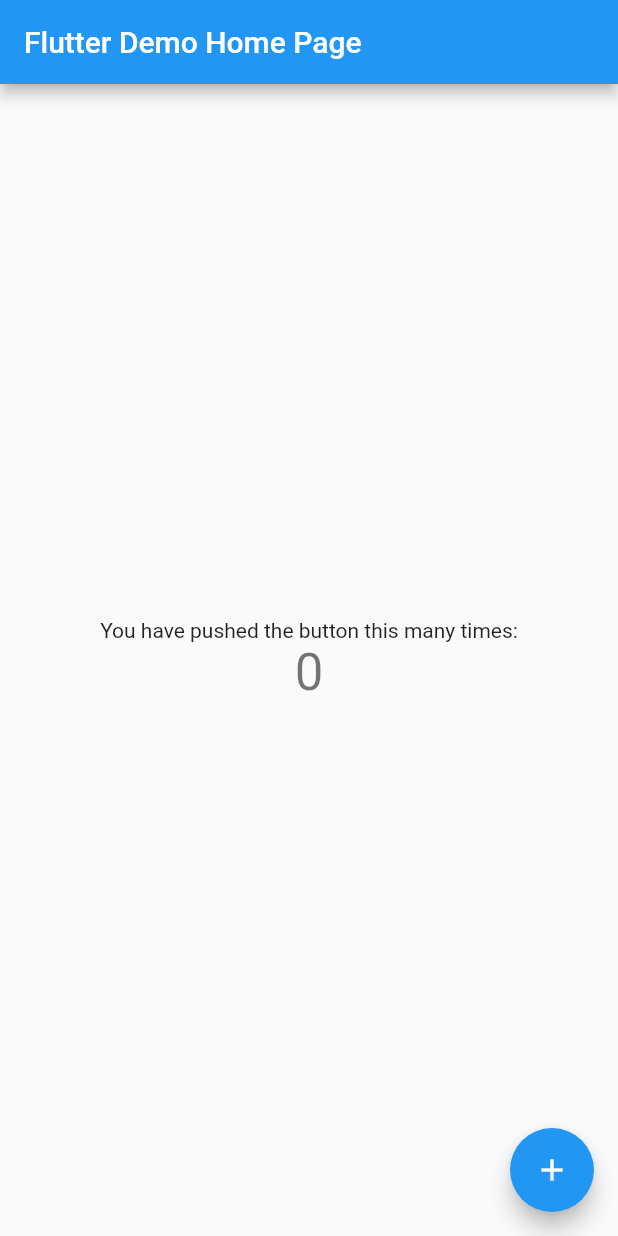
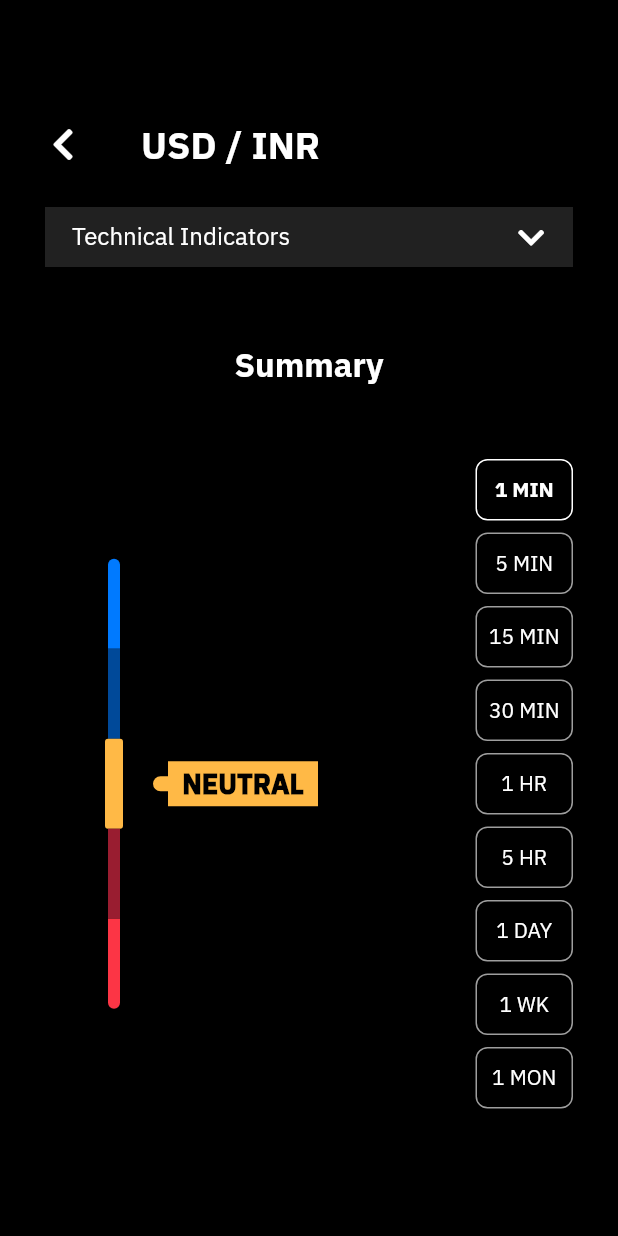
Before and after one commit to suyog73/internship_assignment, a Flutter app: the screen it shows after launch, on a phone screen of 412 x 824 dp. Run offline on Flutter 3.47's test engine with Material 2 defaults, Android fonts, the phone set to English and light mode, and no system bars; our stand-ins replace font_awesome_flutter.

Commit message:
half done

```diff
--- /dev/null
+++ b/lib/helper/color_bar.dart
@@ -0,0 +1,33 @@
+import 'package:flutter/material.dart';
+
+class ColorBar extends StatelessWidget {
+  const ColorBar({
+    Key? key,
+    required this.colour,
+    this.width = 8.0,
+    this.topRadius = 0,
+    this.bottomRadius = 0,
+  }) : super(key: key);
+
+  final Color colour;
+  final double width;
+  final double topRadius;
+  final double bottomRadius;
+
+  @override
+  Widget build(BuildContext context) {
+    return Container(
+      height: 60.0,
+      width: width,
+      decoration: BoxDecoration(
+        color: colour,
+        borderRadius: BorderRadius.only(
+          topLeft: Radius.circular(topRadius),
+          topRight: Radius.circular(topRadius),
+          bottomLeft: Radius.circular(bottomRadius),
+          bottomRight: Radius.circular(bottomRadius),
+        ),
+      ),
+    );
+  }
+}
--- /dev/null
+++ b/lib/helper/time_button.dart
@@ -0,0 +1,44 @@
+import 'dart:ui';
+
+import 'package:flutter/material.dart';
+
+class TimeButton extends StatelessWidget {
+  const TimeButton({
+    Key? key,
+    required this.time,
+    this.colour = Colors.grey,
+    this.weight = FontWeight.w100,
+  }) : super(key: key);
+
+  final String time;
+  final Color colour;
+  final FontWeight weight;
+
+  @override
+  Widget build(BuildContext context) {
+    return Padding(
+      padding: const EdgeInsets.symmetric(vertical: 4.0),
+      child: InkWell(
+        child: Container(
+          alignment: Alignment.center,
+          width: 65,
+          height: 41,
+          decoration: BoxDecoration(
+            border: Border.all(
+              color: colour,
+            ),
+            borderRadius: const BorderRadius.all(Radius.circular(8.0)),
+          ),
+          child: Text(
+            time,
+            style: TextStyle(
+              color: Colors.white,
+              fontFamily: 'IBM Plex Sans',
+              fontWeight: weight,
+            ),
+          ),
+        ),
+      ),
+    );
+  }
+}
--- /dev/null
+++ b/lib/home_page.dart
@@ -0,0 +1,311 @@
+// ignore_for_file: prefer_const_constructors
+import 'package:flutter/cupertino.dart';
+import 'package:flutter/material.dart';
+import 'package:flutter/widgets.dart';
+import 'package:font_awesome_flutter/font_awesome_flutter.dart';
+
+import 'helper/color_bar.dart';
+import 'helper/time_button.dart';
+
+class HomePage extends StatefulWidget {
+  const HomePage({Key? key}) : super(key: key);
+
+  @override
+  _HomePageState createState() => _HomePageState();
+}
+
+class _HomePageState extends State<HomePage> {
+  @override
+  Widget build(BuildContext context) {
+    return Scaffold(
+      backgroundColor: Color(0xFF000000),
+      body: Padding(
+        padding: const EdgeInsets.symmetric(vertical: 80.0, horizontal: 30.0),
+        child: SingleChildScrollView(
+          child: Column(
+            children: [
+              Row(
+                children: const [
+                  Icon(
+                    FontAwesomeIcons.chevronLeft,
+                    color: Colors.white,
+                  ),
+                  SizedBox(width: 40),
+                  Text(
+                    'USD / INR',
+                    style: TextStyle(
+                      color: Colors.white,
+                      fontSize: 25.0,
+                      fontFamily: 'IBM Plex Sans',
+                      fontWeight: FontWeight.w700,
+                    ),
+                  ),
+                ],
+              ),
+              SizedBox(height: 25),
+              Container(
+                alignment: Alignment.centerLeft,
+                height: 40.0,
+                color: Colors.grey.shade900,
+                child: Padding(
+                  padding:
+                      const EdgeInsets.symmetric(horizontal: 18.0, vertical: 0),
+                  child: Row(
+                    mainAxisAlignment: MainAxisAlignment.spaceBetween,
+                    children: const [
+                      Text(
+                        'Technical Indicators',
+                        style: TextStyle(
+                          color: Colors.white,
+                          fontFamily: 'IBM Plex Sans',
+                          fontSize: 16,
+                          fontWeight: FontWeight.w100,
+                        ),
+                      ),
+                      Icon(
+                        FontAwesomeIcons.chevronDown,
+                        color: Colors.white,
+                        size: 20,
+                      ),
+                    ],
+                  ),
+                ),
+              ),
+              SizedBox(height: 50.0),
+              Text(
+                'Summary',
+                style: TextStyle(
+                  color: Colors.white,
+                  fontFamily: 'IBM Plex Sans',
+                  fontSize: 22,
+                  fontWeight: FontWeight.w600,
+                ),
+              ),
+              SizedBox(height: 45.0),
+              Row(
+                mainAxisAlignment: MainAxisAlignment.spaceBetween,
+                children: [
+                  Padding(
+                    padding: const EdgeInsets.only(left: 40),
+                    child: Column(
+                      children: [
+                        Row(
+                          children: [
+                            Column(
+                              children: const [
+                                ColorBar(
+                                    colour: Color(0xFF007AFF), topRadius: 10.0),
+                                ColorBar(colour: Color(0xFF004999)),
+                                ColorBar(
+                                  colour: Color(0xFFFFB946),
+                                  width: 12,
+                                  topRadius: 2,
+                                  bottomRadius: 2,
+                                ),
+                                ColorBar(colour: Color(0xFF991D30)),
+                                ColorBar(
+                                    colour: Color(0xFFFC3545),
+                                    bottomRadius: 10.0),
+                              ],
+                            ),
+                            SizedBox(width: 20.0),
+                            Row(
+                              children: [
+                                Container(
+                                  width: 10,
+                                  height: 10,
+                                  decoration: BoxDecoration(
+                                    color: Color(0xFFFFB946),
+                                    borderRadius: BorderRadius.only(
+                                      topLeft: Radius.circular(1500),
+                                      bottomLeft: Radius.circular(1500),
+                                    ),
+                                  ),
+                                ),
+                                Container(
+                                  alignment: Alignment.center,
+                                  width: 100,
+                                  height: 30,
+                                  decoration: BoxDecoration(
+                                    color: Color(0xFFFFB946),
+                                  ),
+                                  child: Text(
+                                    'NEUTRAL',
+                                    style: TextStyle(
+                                      color: Colors.black,
+                                      fontWeight: FontWeight.w900,
+                                      fontSize: 18,
+                                    ),
+                                  ),
+                                ),
+                              ],
+                            )
+                          ],
+                        ),
+                      ],
+                    ),
+                  ),
+                  Column(
+                    children: const [
+                      TimeButton(
+                        time: '1 MIN',
+                        colour: Colors.white,
+                        weight: FontWeight.w700,
+                      ),
+                      TimeButton(time: '5 MIN'),
+                      TimeButton(time: '15 MIN'),
+                      TimeButton(time: '30 MIN'),
+                      TimeButton(time: '1 HR'),
+                      TimeButton(time: '5 HR'),
+                      TimeButton(time: '1 DAY'),
+                      TimeButton(time: '1 WK'),
+                      TimeButton(time: '1 MON'),
+                    ],
+                  ),
+                ],
+              ),
+              SizedBox(height: 40),
+              Text(
+                'Moving Averages',
+                style: TextStyle(
+                  color: Colors.white,
+                  fontFamily: 'IBM Plex Sans',
+                  fontWeight: FontWeight.w600,
+                  fontSize: 22,
+                ),
+              ),
+              SizedBox(height: 30),
+              InkWell(
+                child: Container(
+                  alignment: Alignment.center,
+                  width: 65,
+                  height: 40,
+                  decoration: BoxDecoration(
+                    color: Color(0xFF007AFF),
+                    borderRadius: BorderRadius.all(Radius.circular(10.0)),
+                  ),
+                  child: Text(
+                    'Buy',
+                    style: TextStyle(
+                        fontFamily: 'IBM Plex Sans',
+                        color: Colors.white,
+                        fontSize: 20,
+                        fontWeight: FontWeight.w500),
+                  ),
+                ),
+              ),
+              SizedBox(height: 30.0),
+              Padding(
+                padding: const EdgeInsets.symmetric(
+                    horizontal: 30.0, vertical: 10.0),
+                child: Row(
+                  mainAxisAlignment: MainAxisAlignment.spaceBetween,
+                  children: [
+                    Column(
+                      children: const [
+                        Text(
+                          '7',
+                          style: TextStyle(
+                            color: Colors.white,
+                            fontSize: 18,
+                            fontWeight: FontWeight.bold,
+                          ),
+                        ),
+                        Text(
+                          'Buy',
+                          style: TextStyle(
+                            color: Colors.white,
+                            fontSize: 18,
+                            fontWeight: FontWeight.w100,
+                          ),
+                        ),
+                      ],
+                    ),
+                    Padding(
+                      padding: const EdgeInsets.all(8.0),
+                      child: Column(
+                        mainAxisAlignment: MainAxisAlignment.spaceEvenly,
+                        children: const [
+                          Text(
+                            '-',
+                            style: TextStyle(
+                              color: Colors.white,
+                              fontSize: 18,
+                              fontWeight: FontWeight.bold,
+                            ),
+                          ),
+                          Text(
+                            'Neutral',
+                            style: TextStyle(
+                              color: Colors.white,
+                              fontSize: 18,
+                              fontWeight: FontWeight.w100,
+                            ),
+                          ),
+                        ],
+                      ),
+                    ),
+                    Padding(
+                      padding: const EdgeInsets.all(8.0),
+                      child: Column(
+                        mainAxisAlignment: MainAxisAlignment.spaceEvenly,
+                        children: const [
+                          Text(
+                            '5',
+                            style: TextStyle(
+                              color: Colors.white,
+                              fontSize: 18,
+                              fontWeight: FontWeight.bold,
+                            ),
+                          ),
+                          Text(
+                            'Sell',
+                            style: TextStyle(
+                              color: Colors.white,
+                              fontSize: 18,
+                              fontWeight: FontWeight.w100,
+                            ),
+                          ),
+                        ],
+                      ),
+                    ),
+                  ],
+                ),
+              ),
+              SizedBox(height: 20.0),
+              Container(
+                alignment: Alignment.center,
+                width: 180.0,
+                height: 50.0,
+                decoration: BoxDecoration(
+                  color: Colors.grey.shade900,
+                  borderRadius: BorderRadius.all(Radius.circular(10.0)),
+                ),
+                child: Row(
+                  mainAxisAlignment: MainAxisAlignment.center,
+                  children: const [
+                    Text(
+                      'Exponential',
+                      style: TextStyle(
+                        color: Colors.white,
+                        fontSize: 22,
+                        fontWeight: FontWeight.w600,
+                      ),
+                    ),
+                    SizedBox(width: 15.0),
+                    Icon(
+                      FontAwesomeIcons.chevronDown,
+                      color: Colors.white,
+                      size: 15.0,
+                    ),
+                  ],
+                ),
+              ),
+              SizedBox(height: 100),
+            ],
+          ),
+        ),
+      ),
+    );
+  }
+}
--- a/lib/main.dart
+++ b/lib/main.dart
@@ -1,4 +1,5 @@
 import 'package:flutter/material.dart';
+import 'package:internship_assignment/home_page.dart';
 
 void main() {
   runApp(const MyApp());
@@ -11,105 +12,8 @@ class MyApp extends StatelessWidget {
   @override
   Widget build(BuildContext context) {
     return MaterialApp(
-      title: 'Flutter Demo',
-      theme: ThemeData(
-        // This is the theme of your application.
-        //
-        // Try running your application with "flutter run". You'll see the
-        // application has a blue toolbar. Then, without quitting the app, try
-        // changing the primarySwatch below to Colors.green and then invoke
-        // "hot reload" (press "r" in the console where you ran "flutter run",
-        // or simply save your changes to "hot reload" in a Flutter IDE).
-        // Notice that the counter didn't reset back to zero; the application
-        // is not restarted.
-        primarySwatch: Colors.blue,
-      ),
-      home: const MyHomePage(title: 'Flutter Demo Home Page'),
+      theme: ThemeData(fontFamily: 'IBM Plex Sans'),
+      home: const HomePage(),
     );
   }
 }
-
-class MyHomePage extends StatefulWidget {
-  const MyHomePage({Key? key, required this.title}) : super(key: key);
-
-  // This widget is the home page of your application. It is stateful, meaning
-  // that it has a State object (defined below) that contains fields that affect
-  // how it looks.
-
-  // This class is the configuration for the state. It holds the values (in this
-  // case the title) provided by the parent (in this case the App widget) and
-  // used by the build method of the State. Fields in a Widget subclass are
-  // always marked "final".
-
-  final String title;
-
-  @override
-  State<MyHomePage> createState() => _MyHomePageState();
-}
-
-class _MyHomePageState extends State<MyHomePage> {
-  int _counter = 0;
-
-  void _incrementCounter() {
-    setState(() {
-      // This call to setState tells the Flutter framework that something has
-      // changed in this State, which causes it to rerun the build method below
-      // so that the display can reflect the updated values. If we changed
-      // _counter without calling setState(), then the build method would not be
-      // called again, and so nothing would appear to happen.
-      _counter++;
-    });
-  }
-
-  @override
-  Widget build(BuildContext context) {
-    // This method is rerun every time setState is called, for instance as done
-    // by the _incrementCounter method above.
-    //
-    // The Flutter framework has been optimized to make rerunning build methods
-    // fast, so that you can just rebuild anything that needs updating rather
-    // than having to individually change instances of widgets.
-    return Scaffold(
-      appBar: AppBar(
-        // Here we take the value from the MyHomePage object that was created by
-        // the App.build method, and use it to set our appbar title.
-        title: Text(widget.title),
-      ),
-      body: Center(
-        // Center is a layout widget. It takes a single child and positions it
-        // in the middle of the parent.
-        child: Column(
-          // Column is also a layout widget. It takes a list of children and
-          // arranges them vertically. By default, it sizes itself to fit its
-          // children horizontally, and tries to be as tall as its parent.
-          //
-          // Invoke "debug painting" (press "p" in the console, choose the
-          // "Toggle Debug Paint" action from the Flutter Inspector in Android
-          // Studio, or the "Toggle Debug Paint" command in Visual Studio Code)
-          // to see the wireframe for each widget.
-          //
-          // Column has various properties to control how it sizes itself and
-          // how it positions its children. Here we use mainAxisAlignment to
-          // center the children vertically; the main axis here is the vertical
-          // axis because Columns are vertical (the cross axis would be
-          // horizontal).
-          mainAxisAlignment: MainAxisAlignment.center,
-          children: <Widget>[
-            const Text(
-              'You have pushed the button this many times:',
-            ),
-            Text(
-              '$_counter',
-              style: Theme.of(context).textTheme.headline4,
-            ),
-          ],
-        ),
-      ),
-      floatingActionButton: FloatingActionButton(
-        onPressed: _incrementCounter,
-        tooltip: 'Increment',
-        child: const Icon(Icons.add),
-      ), // This trailing comma makes auto-formatting nicer for build methods.
-    );
-  }
-}
```
Also changed, not shown: pubspec.yaml (+6 -14 lines), assets/fonts/IBMPlexSans-Bold.ttf (added), assets/fonts/IBMPlexSans-BoldItalic.ttf (added), assets/fonts/IBMPlexSans-ExtraLight.ttf (added), assets/fonts/IBMPlexSans-ExtraLightItalic.ttf (added), assets/fonts/IBMPlexSans-Italic.ttf (added), assets/fonts/IBMPlexSans-Light.ttf (added), assets/fonts/IBMPlexSans-LightItalic.ttf (added), assets/fonts/IBMPlexSans-Medium.ttf (added), assets/fonts/IBMPlexSans-MediumItalic.ttf (added), assets/fonts/IBMPlexSans-Regular.ttf (added), assets/fonts/IBMPlexSans-SemiBold.ttf (added), assets/fonts/IBMPlexSans-SemiBoldItalic.ttf (added), assets/fonts/IBMPlexSans-Thin.ttf (added), 2 more files, 1 other file.
